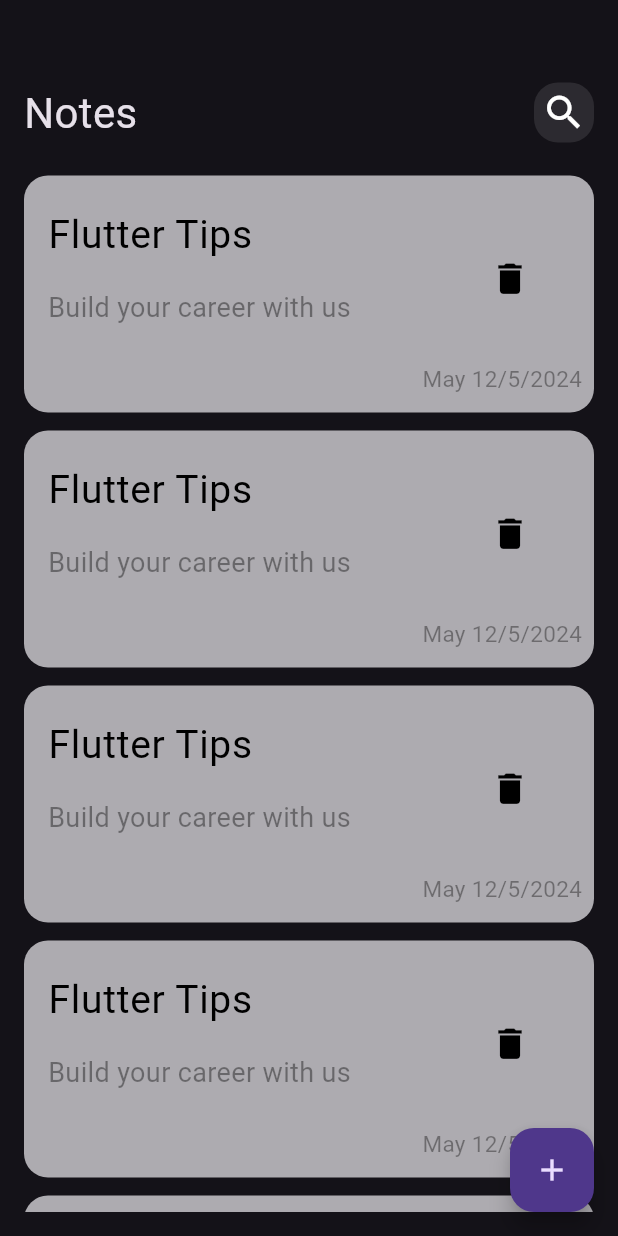
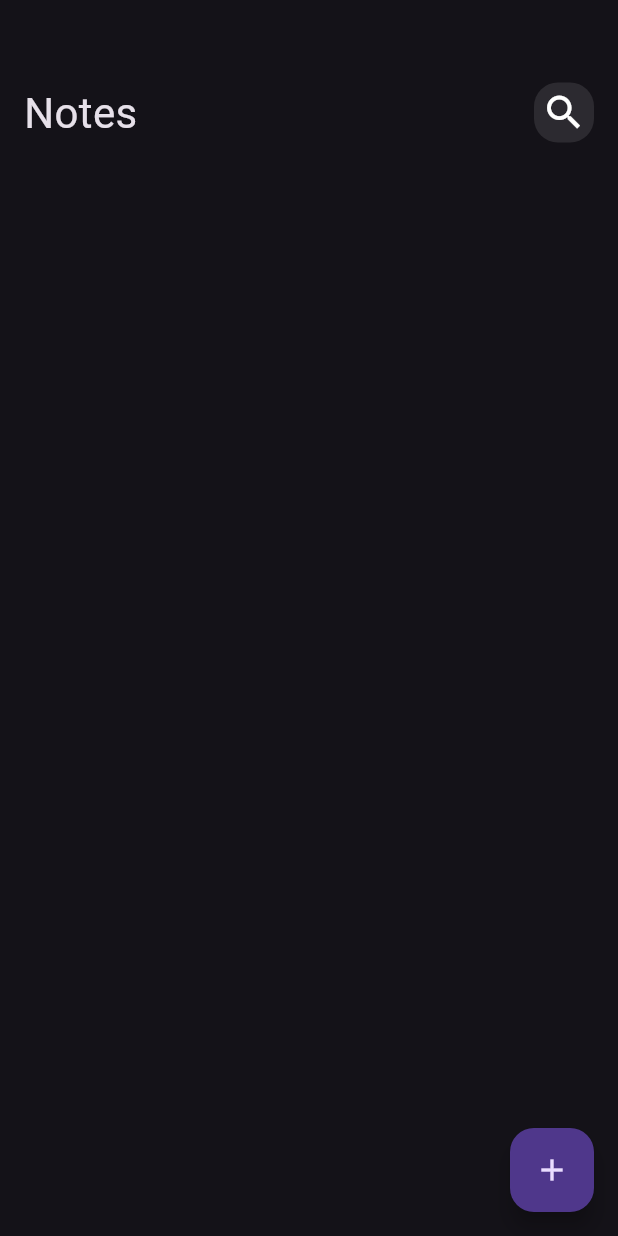
Before and after one commit to Hagar2003/Notes_App, a Flutter app: the screen it shows after launch, on a phone screen of 412 x 824 dp. Run offline on Flutter 3.47's test engine with Material 3 defaults, Android fonts, the phone set to English and light mode, and no system bars; our stand-ins replace bloc, flutter_bloc, hive, hive_flutter; accounts and stored records are empty.

```diff
--- a/lib/cubits/cubit/cubit/notes_cubit_state.dart
+++ b/lib/cubits/cubit/cubit/notes_cubit_state.dart
@@ -5,16 +5,16 @@ sealed class NotesCubitState {}
 
 final class NotesCubitInitial extends NotesCubitState {}
 
-final class NotesLoading extends NotesCubitState {}
+// final class NotesLoading extends NotesCubitState {}
 
-final class NotesSuccess extends NotesCubitState {
-  final List<NoteModel> notes;
+// final class NotesSuccess extends NotesCubitState {
+//   final List<NoteModel> notes;
 
-  NotesSuccess( this.notes);
-}
+//   NotesSuccess( this.notes);
+// }
 
-final class NotesFailure extends NotesCubitState {
-  final String erMessage;
+// final class NotesFailure extends NotesCubitState {
+//   final String erMessage;
 
-  NotesFailure(this.erMessage);
-}
+//   NotesFailure(this.erMessage);
+// }
--- a/lib/widgets/bottom_sheet_form.dart
+++ b/lib/widgets/bottom_sheet_form.dart
@@ -1,5 +1,6 @@
 import 'package:flutter/material.dart';
 import 'package:flutter_bloc/flutter_bloc.dart';
+import 'package:intl/intl.dart';
 import 'package:notes_app/cubits/cubit/note_cubit_dart_cubit.dart';
 import 'package:notes_app/models/note_model.dart';
 import 'package:notes_app/widgets/custom_button.dart';
@@ -60,7 +61,7 @@ String? title, subTitle;
                         title: title!,
                         subtitle: subTitle!,
                         color: Colors.blue.value,
-                        date: DateTime.now().toString());
+                        date: DateFormat('dd-mm-yyyy').format(DateTime.now()));
                     BlocProvider.of<NoteCubitDartCubit>(context).addNote(noteM);
                   } else {
                     autovalidateMode = AutovalidateMode.always;
--- a/lib/widgets/note_item.dart
+++ b/lib/widgets/note_item.dart
@@ -1,9 +1,11 @@
 import 'package:flutter/material.dart';
 import 'package:notes_app/views/edit_node_view.dart';
 
+import '../models/note_model.dart';
+
 class NoteItem extends StatelessWidget {
-  const NoteItem({super.key});
-
+  const NoteItem({super.key, required this.note});
+  final NoteModel note;
   @override
   Widget build(BuildContext context) {
     return GestureDetector(
@@ -16,27 +18,29 @@ class NoteItem extends StatelessWidget {
         width: 400,
         padding: const EdgeInsets.only(top: 12, bottom: 12, right: 8),
         decoration: BoxDecoration(
-          color:const Color.fromARGB(255, 173, 171, 176),
+          color: Color(note.color),
           borderRadius: BorderRadius.circular(16),
         ),
         child: Column(
           crossAxisAlignment: CrossAxisAlignment.end,
           children: [
             ListTile(
-              title: const Text(
-                'Flutter Tips',
-                style: TextStyle(color: Colors.black, fontSize: 26),
+              title: Text(
+                note.title,
+                style: const TextStyle(color: Colors.black, fontSize: 26),
               ),
               subtitle: Padding(
                 padding: const EdgeInsets.only(top: 16, bottom: 16),
                 child: Text(
-                  'Build your career with us ',
+                  note.subtitle,
                   style: TextStyle(
                       color: Colors.black.withOpacity(.4), fontSize: 18),
                 ),
               ),
               trailing: IconButton(
-                  onPressed: () {},
+                  onPressed: () {
+                    note.delete();
+                  },
                   icon: const Icon(
                     Icons.delete,
                     color: Colors.black,
@@ -45,7 +49,7 @@ class NoteItem extends StatelessWidget {
             ),
             // ignore: prefer_const_constructors
             Text(
-              'May 12/5/2024',
+              note.date,
               style: TextStyle(
                   color: const Color.fromARGB(255, 12, 12, 12).withOpacity(.4),
                   fontSize: 15),
--- a/lib/widgets/notes_list_view.dart
+++ b/lib/widgets/notes_list_view.dart
@@ -1,4 +1,7 @@
 import 'package:flutter/material.dart';
+import 'package:flutter_bloc/flutter_bloc.dart';
+import 'package:notes_app/cubits/cubit/cubit/notes_cubit_cubit.dart';
+import 'package:notes_app/models/note_model.dart';
 import 'package:notes_app/widgets/note_item.dart';
 
 class NotesListView extends StatelessWidget {
@@ -7,16 +10,23 @@ class NotesListView extends StatelessWidget {
   @override
   Widget build(BuildContext context) {
     return Expanded(
-      child: Padding(
-        padding: const EdgeInsets.symmetric(vertical: 16.0),
-        child: ListView.builder(padding: EdgeInsets.zero,
-          itemBuilder: (context,index){
-          return const Padding(
-            padding: EdgeInsets.symmetric(vertical :6.0),
-            child: NoteItem(),
+      child: BlocBuilder<NotesCubitCubit, NotesCubitState>(
+        builder: (context, state) {
+          List<NoteModel> notes=BlocProvider.of<NotesCubitCubit>(context).notes ?? [];
+          return Padding(
+            padding: const EdgeInsets.symmetric(vertical: 16.0),
+            child: ListView.builder(
+                padding: EdgeInsets.zero,
+                itemCount: notes.length,
+                itemBuilder: (context, index) {
+                  return  Padding(
+                    padding: const EdgeInsets.symmetric(vertical: 6.0),
+                    child: NoteItem(note: notes[index],),
+                  );
+                }),
           );
-        }),
+        },
       ),
     );
-    }
   }
+}
--- a/pubspec.yaml
+++ b/pubspec.yaml
@@ -40,6 +40,7 @@ dependencies:
   bloc: ^8.1.4
   flutter_bloc: ^8.1.6
   modal_progress_hud_nsn: ^0.5.1
+  intl: ^0.19.0
 
 dev_dependencies:
   flutter_test:
```
Also changed, not shown: lib/cubits/cubit/cubit/notes_cubit_cubit.dart (+7 -8 lines), pubspec.lock.
